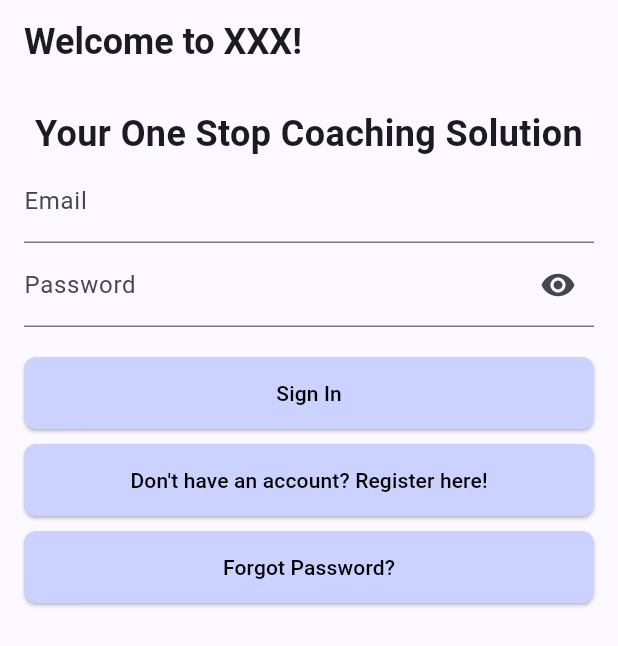
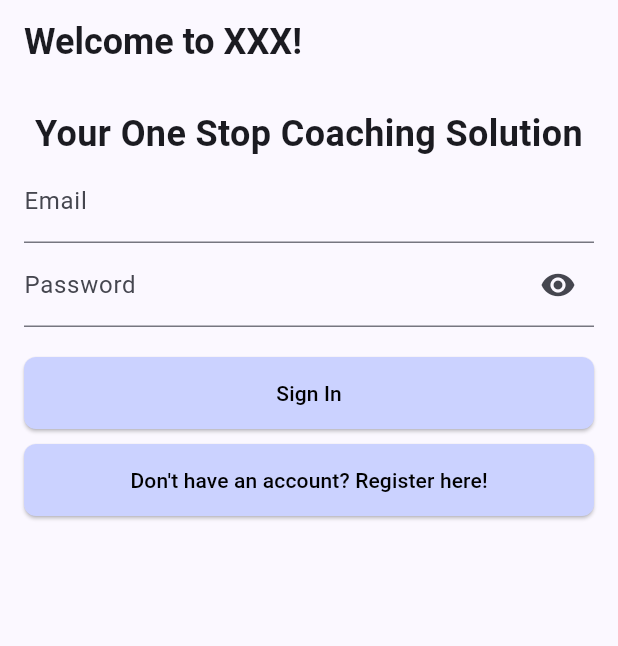
Before and after one commit to STAung07/stalz-insert_name_here, a Flutter app: the screen it shows after launch, on a phone screen of 412 x 824 dp. Shown: the top 646 px of the screen. Run offline on Flutter 3.47's test engine with Material 3 defaults, Android fonts, the phone set to English and light mode, and no system bars; our stand-ins replace calendar_view, flutter_dotenv, go_router, supabase_flutter; accounts and stored records are empty.

Commit message:
Removed forget password functionality for now. Not including verified emails in app

```diff
--- a/flutter_app/lib/src/features/auth/presentation/login_screen.dart
+++ b/flutter_app/lib/src/features/auth/presentation/login_screen.dart
@@ -86,13 +86,13 @@ class _LoginScreenState extends State<LoginScreen> {
               ),
             ),
             const SizedBox(height: 10),
-            SizedBox(
-              width: double.maxFinite,
-              child: ElevatedButton(
-                onPressed: () => {}, // Implement forgot password functionality
-                child: const Text('Forgot Password?'),
-              ),
-            ),
+            // SizedBox(
+            //   width: double.maxFinite,
+            //   child: ElevatedButton(
+            //     onPressed: () => {}, // Implement forgot password functionality
+            //     child: const Text('Forgot Password?'),
+            //   ),
+            // ),
           ],
         ),
       ),
```
